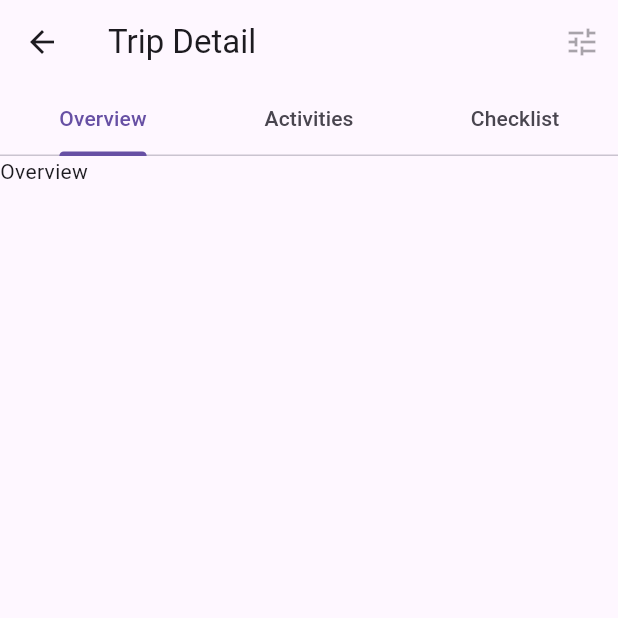
After one commit to lajacl/tropica-guide, a Flutter app: the TripsScreen screen opened directly, after a tap on an icon or button, on a phone screen of 412 x 824 dp, the top half of it. The commit adds this screen. Run offline on Flutter 3.47's test engine with Material 3 defaults, Android fonts, the phone set to English and light mode, and no system bars.

Commit message:
Create trip detail screen

```diff
--- /dev/null
+++ b/lib/screens/trip_detail.dart
@@ -0,0 +1,29 @@
+import 'package:flutter/material.dart';
+
+class TripDetail extends StatelessWidget {
+  final String tripId;
+  const TripDetail({super.key, required this.tripId});
+
+  @override
+  Widget build(BuildContext context) {
+    return DefaultTabController(
+      length: 3,
+      child: Scaffold(
+        appBar: AppBar(
+          title: const Text('Trip Detail'),
+          bottom: const TabBar(
+            tabs: [
+              Tab(text: 'Overview'),
+              Tab(text: 'Activities'),
+              Tab(text: 'Checklist'),
+            ],
+          ),
+          actions: [IconButton(icon: const Icon(Icons.tune), onPressed: null)],
+        ),
+        body: TabBarView(
+          children: [Text('Overview'), Text('Activities'), Text('Checklist')],
+        ),
+      ),
+    );
+  }
+}
--- a/lib/screens/trips_screen.dart
+++ b/lib/screens/trips_screen.dart
@@ -34,6 +34,10 @@ class TripsScreen extends StatelessWidget {
                 ),
               ],
             ),
+            onTap: () => Navigator.push(
+              context,
+              MaterialPageRoute(builder: (_) => TripDetail(tripId: '123')),
+            ),
           ),
         ),
       ),
```
